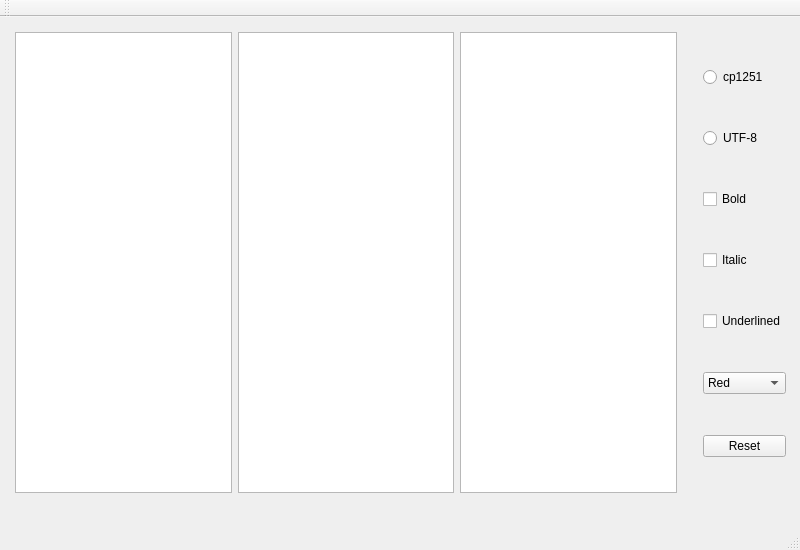
The window that TextViewer/mainwindow.ui (amvicc/CppProjects) describes before a commit, drawn with Qt 5.
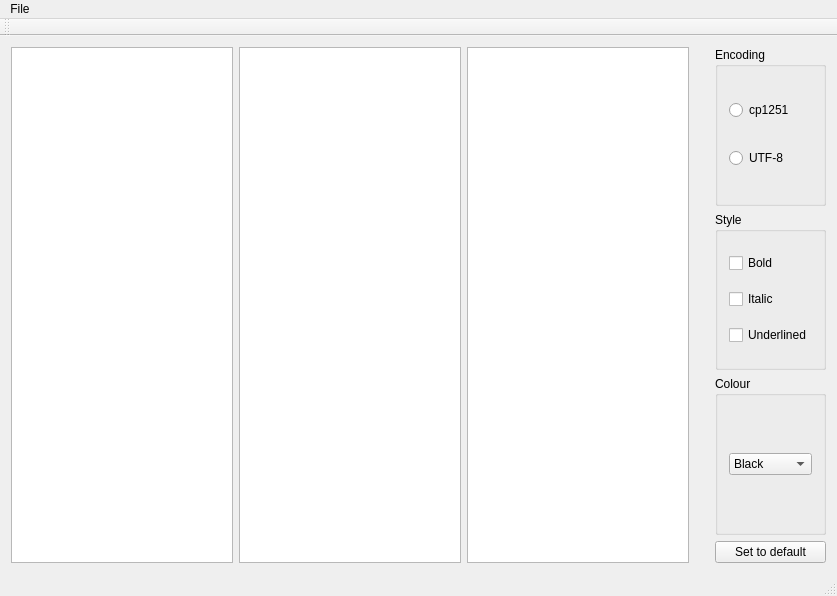
The same window after the commit.

Patch:
```diff
--- a/TextViewer/mainwindow.ui
+++ b/TextViewer/mainwindow.ui
@@ -6,8 +6,8 @@
    <rect>
     <x>0</x>
     <y>0</y>
-    <width>800</width>
-    <height>550</height>
+    <width>837</width>
+    <height>596</height>
    </rect>
   </property>
   <property name="minimumSize">
@@ -26,28 +26,7 @@
    <enum>Qt::LeftToRight</enum>
   </property>
   <widget class="QWidget" name="centralWidget">
-   <widget class="QWidget" name="horizontalLayoutWidget">
-    <property name="geometry">
-     <rect>
-      <x>10</x>
-      <y>10</y>
-      <width>781</width>
-      <height>471</height>
-     </rect>
-    </property>
     <layout class="QHBoxLayout" name="horizontalLayout">
-     <property name="leftMargin">
-      <number>5</number>
-     </property>
-     <property name="topMargin">
-      <number>5</number>
-     </property>
-     <property name="rightMargin">
-      <number>5</number>
-     </property>
-     <property name="bottomMargin">
-      <number>5</number>
-     </property>
      <item>
       <widget class="QTreeView" name="treeView"/>
      </item>
@@ -73,42 +52,71 @@
      <item>
       <layout class="QVBoxLayout" name="verticalLayout">
        <item>
-        <widget class="QRadioButton" name="radioButton_2">
+       <widget class="QGroupBox" name="gbEncoding">
+        <property name="title">
+         <string>Encoding</string>
+        </property>
+        <layout class="QVBoxLayout" name="verticalLayout_2">
+         <item>
+          <widget class="QRadioButton" name="rbCP1251">
          <property name="text">
           <string>cp1251</string>
          </property>
         </widget>
        </item>
        <item>
-        <widget class="QRadioButton" name="radioButton">
+          <widget class="QRadioButton" name="rbUTF8">
          <property name="text">
           <string>UTF-8</string>
          </property>
         </widget>
        </item>
+        </layout>
+       </widget>
+      </item>
        <item>
-        <widget class="QCheckBox" name="italicCheckBox">
+       <widget class="QGroupBox" name="gbStyle">
+        <property name="title">
+         <string>Style</string>
+        </property>
+        <layout class="QVBoxLayout" name="verticalLayout_3">
+         <item>
+          <widget class="QCheckBox" name="cbBold">
          <property name="text">
           <string>Bold</string>
          </property>
         </widget>
        </item>
        <item>
-        <widget class="QCheckBox" name="boldCheckBox">
+          <widget class="QCheckBox" name="cbItalic">
          <property name="text">
           <string>Italic</string>
          </property>
         </widget>
        </item>
        <item>
-        <widget class="QCheckBox" name="undelinedCheckBox">
+          <widget class="QCheckBox" name="cbUnderlined">
          <property name="text">
           <string>Underlined</string>
          </property>
         </widget>
        </item>
+        </layout>
+       </widget>
+      </item>
        <item>
-        <widget class="QComboBox" name="colorComboBox">
+       <widget class="QGroupBox" name="gbColour">
+        <property name="title">
+         <string>Colour</string>
+        </property>
+        <layout class="QVBoxLayout" name="verticalLayout_4">
+         <item>
+          <widget class="QComboBox" name="cbColour">
+           <item>
+            <property name="text">
+             <string>Black</string>
+            </property>
+           </item>
          <item>
           <property name="text">
            <string>Red</string>
@@ -129,34 +137,39 @@
            <string>Green</string>
           </property>
          </item>
-         <item>
-          <property name="text">
-           <string>Black</string>
-          </property>
+          </widget>
          </item>
+        </layout>
         </widget>
        </item>
        <item>
         <widget class="QPushButton" name="resetPb">
          <property name="text">
-          <string>Reset</string>
+         <string>Set to default</string>
          </property>
         </widget>
        </item>
       </layout>
      </item>
     </layout>
-   </widget>
   </widget>
   <widget class="QMenuBar" name="menuBar">
    <property name="geometry">
     <rect>
      <x>0</x>
      <y>0</y>
-     <width>800</width>
+     <width>837</width>
      <height>22</height>
     </rect>
    </property>
+   <widget class="QMenu" name="menuFile">
+    <property name="title">
+     <string>File</string>
+    </property>
+    <addaction name="actionAbout"/>
+    <addaction name="actionExit"/>
+   </widget>
+   <addaction name="menuFile"/>
   </widget>
   <widget class="QToolBar" name="mainToolBar">
    <attribute name="toolBarArea">
```
Left out of the diff: 24 changed lines with no effect on the pictures. Lines whose indentation alone changed are shown as unchanged.
